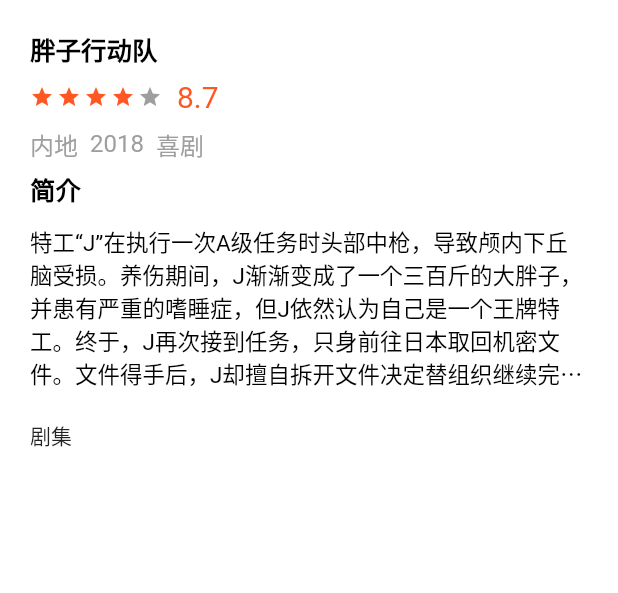
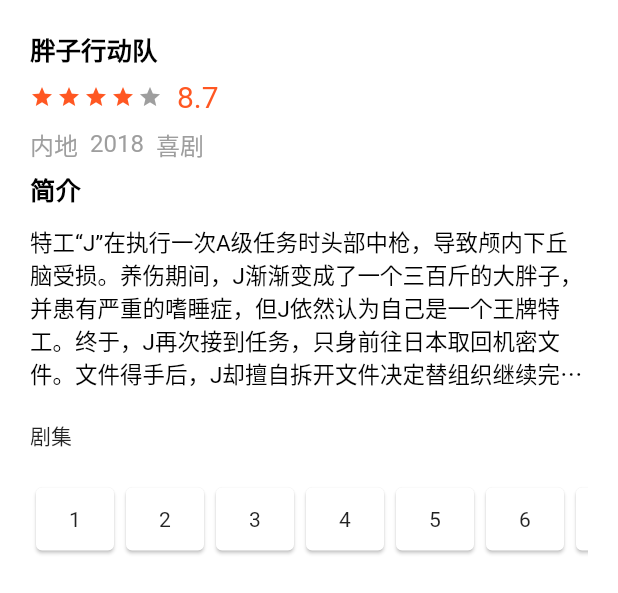
Before and after one commit to wangjiapu/myplay, a Flutter app: the PlayInfoWidget widget shown alone on an empty page, opened directly, on a phone screen of 412 x 824 dp. Shown: the top 593 px of the screen. Run offline on Flutter 3.47's test engine with Material 2 defaults, Android fonts, the phone set to English and light mode, and no system bars; our stand-ins replace transparent_image, video_player.

Commit message:
水平listView编写

```diff
--- a/lib/pages/PlayPage.dart
+++ b/lib/pages/PlayPage.dart
@@ -75,9 +75,10 @@ class _PlayPage extends State<PlayPage> {
     return new Stack(
       children: <Widget>[
         new Center(
-          child: MyVideo(
+          /*child: MyVideo(
             controller: mPlayController,
-          ),
+          ),*/
+          child: Image.network("https://p.pstatp.com/weili/bl/135132100800020625.jpg"),
         ),
         Positioned(
           top: 20.0,
--- a/lib/widgets/PlayInfoWidget.dart
+++ b/lib/widgets/PlayInfoWidget.dart
@@ -1,6 +1,5 @@
 import 'package:flutter/material.dart';
 import 'package:myplay/beans/HotPlayInfo.dart';
-
 
 class PlayInfoWidget extends StatefulWidget {
   final HotPlayInfo mPlayInfo;
@@ -80,7 +79,7 @@ class _PlayInfoWidget extends State<PlayInfoWidget> {
           Padding(
             padding: EdgeInsets.only(top: 20.0),
           ),
-          // _PlayListViewWidget(),
+          _PlayListViewWidget(),
         ],
       );
     } else {
@@ -181,9 +180,8 @@ class _PlayInfoWidget extends State<PlayInfoWidget> {
   }
 }
 
-
 /*
-播放列表
+   电视剧、电影  播放列表
  */
 class _PlayListViewWidget extends StatelessWidget {
   @override
@@ -193,19 +191,51 @@ class _PlayListViewWidget extends StatelessWidget {
 }
 
 class _PlayItemWidget extends StatelessWidget {
+  final List<String> mlist = [
+    "1",
+    "2",
+    "3",
+    "4",
+    "5",
+    "6",
+    "7",
+    "8",
+    "9",
+    "10"
+  ];
+  List<Widget> listItem = [];
+
+  _getPlayItem() {
+    for (String s in mlist) {
+      listItem.add(new Container(
+        width: 60.0,
+        child: Card(
+          child: Center(
+            child: GestureDetector(
+              onTap: () {
+                print(s);
+              },
+              child:Text(s),
+            ),
+          ),
+        ),
+      ));
+    }
+    return listItem;
+  }
+
   @override
   Widget build(BuildContext context) {
     return _makeCard(context);
   }
 
   _makeCard(BuildContext context) {
-    return Padding(
-      child: new Card(
-        child: new FlatButton(
-            onPressed: () {},
-            child: new Padding(
-              child: new Text("19"),
-            )),
+    return Container(
+      //margin: EdgeInsets.symmetric(vertical: 12.0),
+      height: 50.0,
+      child: ListView(
+        scrollDirection: Axis.horizontal,
+        children: _getPlayItem(),
       ),
     );
   }
```
